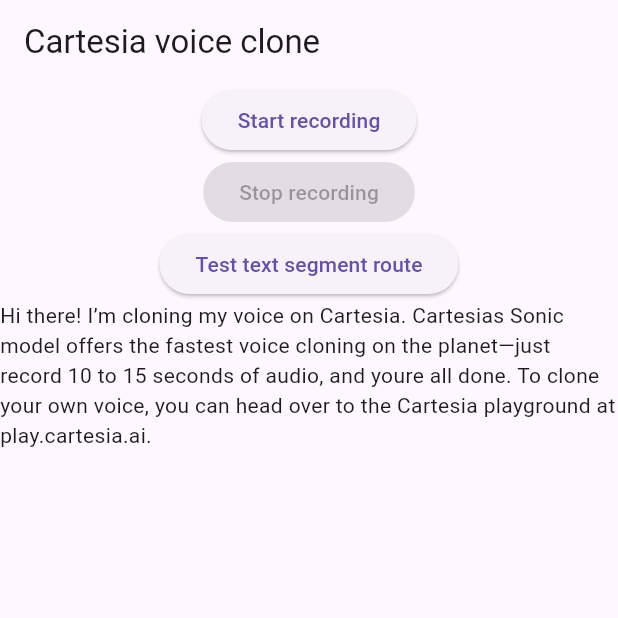
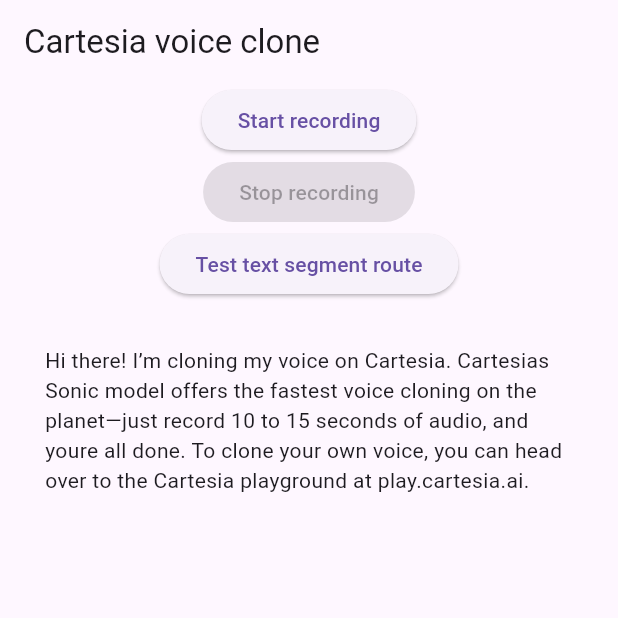
Before and after one commit to lcvaleski/meandering-file-uploader, a Flutter app: the screen it shows after launch, on a phone screen of 412 x 824 dp, the top half of it. Run offline on Flutter 3.47's test engine with Material 3 defaults, Android fonts, the phone set to English and light mode, and no system bars; missing offline and left inert: record.

Commit message:
Added padding around the text which you read out loud to clone voice

```diff
--- a/lib/main.dart
+++ b/lib/main.dart
@@ -154,8 +154,11 @@
                 onPressed: _textSegmentRoute,
                 child: const Text("Test text segment route"),
             ),
-            const Text(
-                'Hi there! I’m cloning my voice on Cartesia. Cartesias Sonic model offers the fastest voice cloning on the planet—just record 10 to 15 seconds of audio, and youre all done. To clone your own voice, you can head over to the Cartesia playground at play.cartesia.ai.')
+            const Padding(
+              padding: EdgeInsets.all(30),
+              child: Text(
+                  'Hi there! I’m cloning my voice on Cartesia. Cartesias Sonic model offers the fastest voice cloning on the planet—just record 10 to 15 seconds of audio, and youre all done. To clone your own voice, you can head over to the Cartesia playground at play.cartesia.ai.'),
+            )
           ],
         ),
       ),
```
